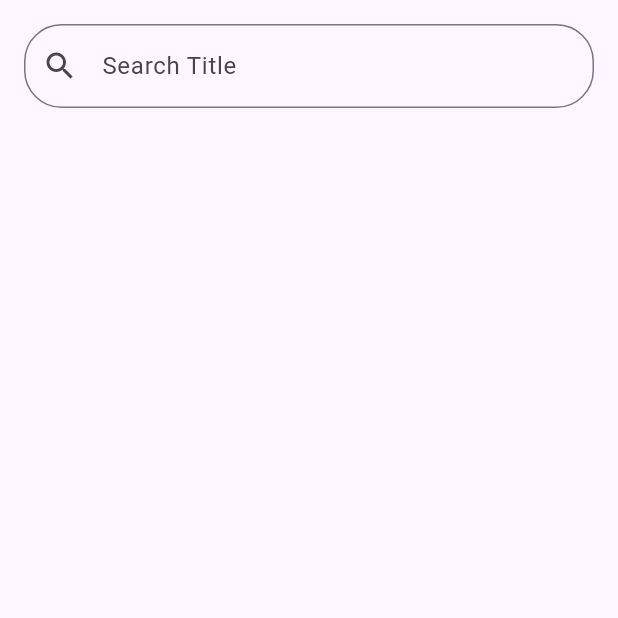
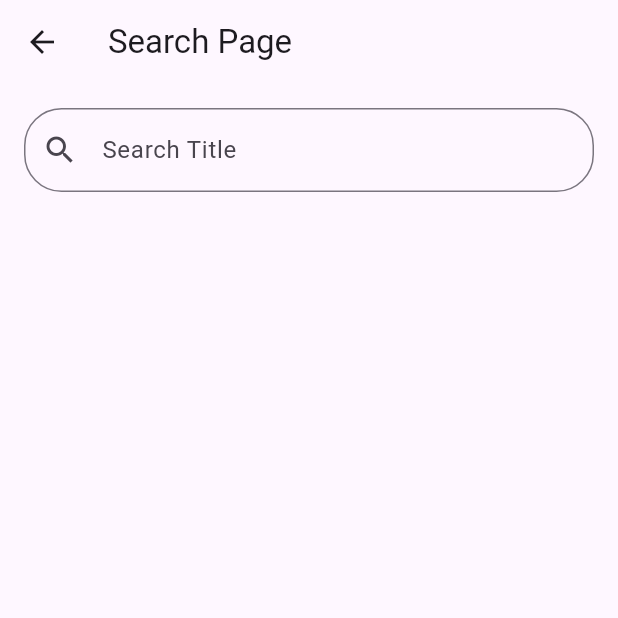
Before and after one commit to heyhey1028/flutter_supabase_crud, a Flutter app: the screen it shows once a user with an empty profile is signed in, after a tap on "Search", on a phone screen of 412 x 824 dp, the top half of it. Run offline on Flutter 3.47's test engine with Material 2 defaults, Android fonts, the phone set to English and light mode, and no system bars; our stand-ins replace supabase_flutter; accounts and stored records are empty.

Commit message:
update: search_page

```diff
--- a/lib/main.dart
+++ b/lib/main.dart
@@ -5,8 +5,8 @@ import 'package:supabase_flutter/supabase_flutter.dart';
 Future<void> main() async {
   WidgetsFlutterBinding.ensureInitialized();
   await Supabase.initialize(
-    url: 'https://uvaqnjsyudgxpdjolimd.supabase.co',
-    anonKey: 'eyJhbGciOiJIUzI1NiIsInR5cCI6IkpXVCJ9.eyJpc3MiOiJzdXBhYmFzZSIsInJlZiI6InV2YXFuanN5dWRneHBkam9saW1kIiwicm9sZSI6ImFub24iLCJpYXQiOjE2ODY2OTYwNjQsImV4cCI6MjAwMjI3MjA2NH0.-HhQc_Iz7PUyZgOGcZc09ebtxhvug_yFhLDYhECHd4k',
+    url: '<YOUR SUPABASE PROJECT URL>',
+    anonKey: '<YOUR PROJECT ANON KEY>',
   );
   runApp(const MyApp());
 }
--- a/lib/pages/search_page.dart
+++ b/lib/pages/search_page.dart
@@ -19,6 +19,9 @@ class _SearchPageState extends State<SearchPage> {
   @override
   Widget build(BuildContext context) {
     return Scaffold(
+      appBar: AppBar(
+        title: const Text('Search Page'),
+      ),
       body: SafeArea(
         child: Column(
           children: [
@@ -53,6 +56,7 @@ class _SearchPageState extends State<SearchPage> {
 
   /// search todo by title
   Future<void> _onSubmitted(BuildContext context, String searchWord) async {
+    if (searchWord.isEmpty) return;
     try {
       final result = await Supabase.instance.client.from('todos').select().textSearch(
             'title',
```
